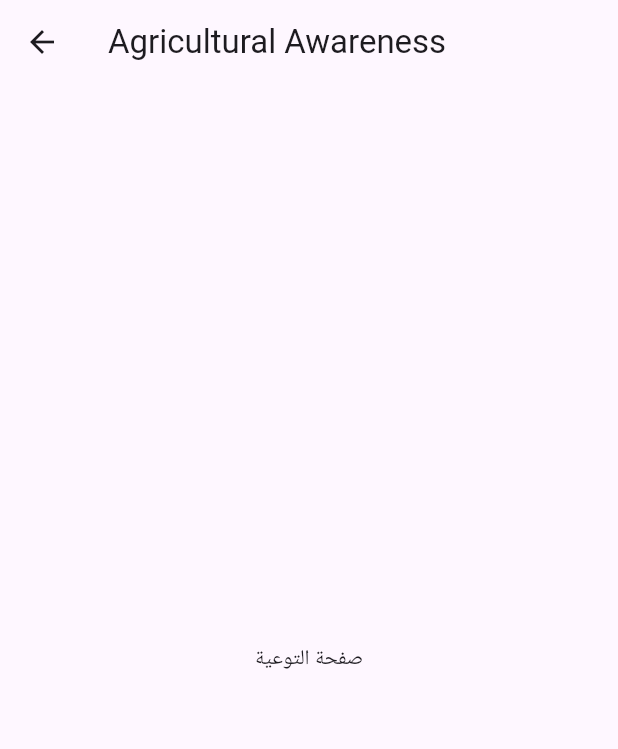
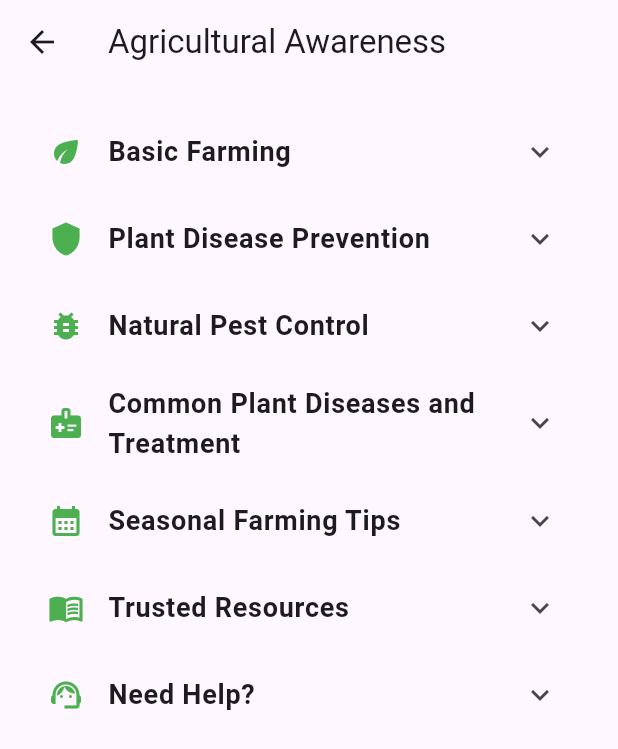
Before and after one commit to shaherm2025-a11y/frontend_final, a Flutter app: the AwarenessPage screen opened directly, on a phone screen of 412 x 824 dp. Shown: the top 749 px of the screen. Run offline on Flutter 3.47's test engine with Material 3 defaults, Android fonts, the light colour scheme and no system bars; our stand-ins replace cached_network_image, dio, file_picker, image_picker, sqflite, sqflite_common_ffi; accounts and stored records are empty; Roboto replaces fonts that are missing (Arial).

Commit message:
add files

```diff
--- a/lib/main.dart
+++ b/lib/main.dart
@@ -847,13 +847,184 @@ class DiseaseDetailsPage extends StatelessWidget {
 }
 
 // ================== Awareness Page ==================
+
 class AwarenessPage extends StatelessWidget {
   @override
   Widget build(BuildContext context) {
     final t = AppLocalizations.of(context)!;
+
     return Scaffold(
       appBar: AppBar(title: Text(t.awarenessGuide)),
-      body: const Center(child: Text("صفحة التوعية")),
+      body: ListView(
+        padding: const EdgeInsets.all(16),
+        children: [
+          _buildTile(
+            icon: Icons.eco,
+            title: t.basicFarming,
+            imagePath: 'assets/images/soil.jpg',
+            content: [
+              t.soilAdvice,
+              t.sunAdvice,
+              t.wateringAdvice,
+            ],
+          ),
+          _buildTile(
+            icon: Icons.shield,
+            title: t.diseasePrevention,
+            imagePath: 'assets/images/protection.jpg',
+            content: [
+              t.toolSanitation,
+              t.cropRotation,
+              t.seedSelection,
+            ],
+          ),
+          _buildTile(
+            icon: Icons.bug_report,
+            title: t.naturalPestControl,
+            imagePath: 'assets/images/pests.jpg',
+            content: [
+              t.plantRepellents,
+              t.organicSprays,
+              t.beneficialInsects,
+            ],
+          ),
+          _buildTileWithWidget(
+            icon: Icons.medical_information,
+            title: t.commonDiseases,
+            imagePath: 'assets/images/diseases.jpg',
+            child: _diseaseTable(t),
+          ),
+          _buildTileWithWidget(
+            icon: Icons.calendar_month,
+            title: t.seasonalTips,
+            imagePath: 'assets/images/seasons.jpg',
+            child: Column(
+              crossAxisAlignment: CrossAxisAlignment.start,
+              children: [
+                _subSection('🌸 ${t.spring}', [t.spring1, t.spring2]),
+                _subSection('☀️ ${t.summer}', [t.summer1, t.summer2]),
+                _subSection('🍂 ${t.autumn}', [t.autumn1, t.autumn2]),
+                _subSection('❄️ ${t.winter}', [t.winter1, t.winter2]),
+              ],
+            ),
+          ),
+          _buildTile(
+            icon: Icons.menu_book,
+            title: t.resources,
+            imagePath: 'assets/images/books.jpg',
+            content: [
+              'FAO: https://www.fao.org',
+              'PlantVillage: https://plantvillage.psu.edu',
+              t.youtubeChannels,
+            ],
+          ),
+          _buildTile(
+            icon: Icons.support_agent,
+            title: t.needHelp,
+            imagePath: 'assets/images/support.jpg',
+            content: [t.contactExpertsInfo],
+          ),
+        ],
+      ),
+    );
+  }
+
+  Widget _buildTile({
+    required IconData icon,
+    required String title,
+    required String imagePath,
+    required List<String> content,
+  }) {
+    return ExpansionTile(
+      leading: Icon(icon, color: Colors.green),
+      title: Text(title, style: const TextStyle(fontSize: 18, fontWeight: FontWeight.bold)),
+      children: [
+        const SizedBox(height: 8),
+        Image.asset(imagePath, height: 150, fit: BoxFit.cover),
+        const SizedBox(height: 8),
+        ...content.map((item) => Padding(
+              padding: const EdgeInsets.symmetric(horizontal: 16, vertical: 4),
+              child: Text(item, style: const TextStyle(fontSize: 16)),
+            )),
+        const SizedBox(height: 8),
+      ],
+    );
+  }
+
+  Widget _buildTileWithWidget({
+    required IconData icon,
+    required String title,
+    required String imagePath,
+    required Widget child,
+  }) {
+    return ExpansionTile(
+      leading: Icon(icon, color: Colors.green),
+      title: Text(title, style: const TextStyle(fontSize: 18, fontWeight: FontWeight.bold)),
+      children: [
+        const SizedBox(height: 8),
+        Image.asset(imagePath, height: 150, fit: BoxFit.cover),
+        const SizedBox(height: 8),
+        Padding(padding: const EdgeInsets.symmetric(horizontal: 12), child: child),
+        const SizedBox(height: 8),
+      ],
+    );
+  }
+
+  Widget _subSection(String title, List<String> items) {
+    return Padding(
+      padding: const EdgeInsets.only(top: 8, bottom: 4),
+      child: Column(
+        crossAxisAlignment: CrossAxisAlignment.start,
+        children: [
+          Text(title, style: const TextStyle(fontSize: 16, fontWeight: FontWeight.bold)),
+          ...items.map((item) => Padding(
+                padding: const EdgeInsets.symmetric(vertical: 2),
+                child: Text('• $item', style: const TextStyle(fontSize: 15)),
+              )),
+        ],
+      ),
+    );
+  }
+
+  Widget _diseaseTable(AppLocalizations t) {
+    return Table(
+      border: TableBorder.all(color: Colors.grey),
+      columnWidths: const {
+        0: FractionColumnWidth(0.25),
+        1: FractionColumnWidth(0.35),
+        2: FractionColumnWidth(0.4),
+      },
+      children: [
+        TableRow(
+          decoration: const BoxDecoration(color: Color(0xFFDEFDE0)),
+          children: [
+            _tableCell(t.disease),
+            _tableCell(t.symptoms),
+            _tableCell(t.treatment),
+          ],
+        ),
+        _diseaseRow('البياض الدقيقي', 'طبقة بيضاء على الأوراق', 'تهوية جيدة + رش بالكبريت'),
+        _diseaseRow('اللفحة المتأخرة', 'بقع سوداء على الطماطم', 'مبيد نحاسي + إزالة المصاب'),
+        _diseaseRow('التعفن الجذري', 'اصفرار وموت تدريجي', 'تحسين التصريف + تقليل الري'),
+        _diseaseRow('المن', 'حشرات صغيرة تمتص العصارة', 'بخاخ النيم + ماء وصابون'),
+      ],
+    );
+  }
+
+  TableRow _diseaseRow(String a, String b, String c) {
+    return TableRow(
+      children: [
+        _tableCell(a),
+        _tableCell(b),
+        _tableCell(c),
+      ],
+    );
+  }
+
+  Widget _tableCell(String text) {
+    return Padding(
+      padding: const EdgeInsets.all(8.0),
+      child: Text(text, style: const TextStyle(fontSize: 15)),
     );
   }
 }
```
